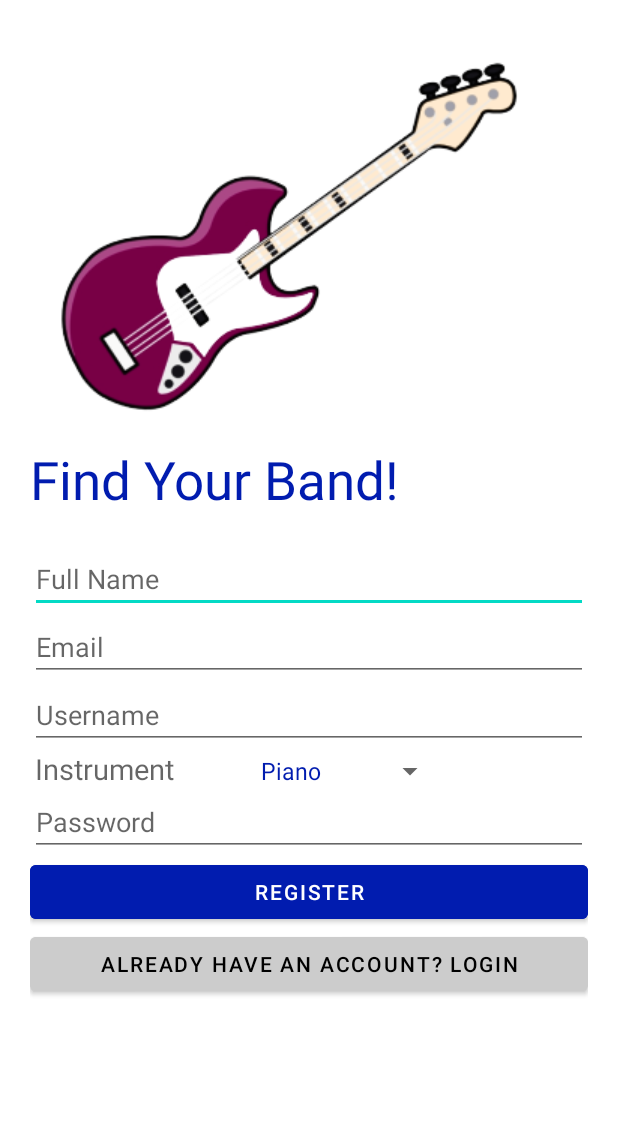
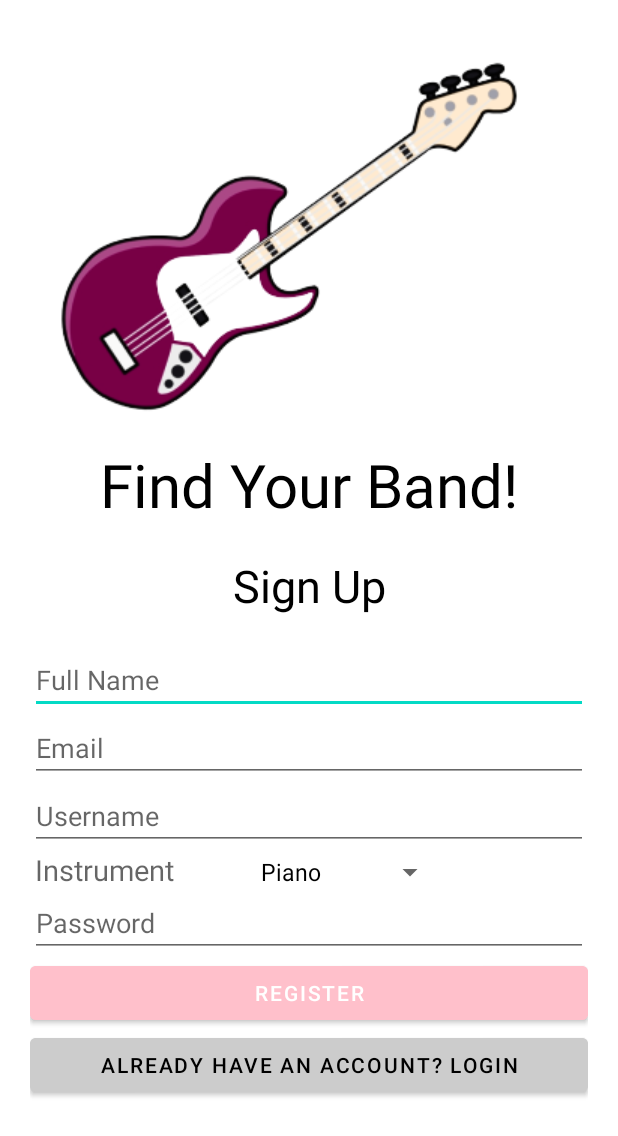
Before and after one commit to hellblazer7/Find-Your-Band-, an Android app: the RegisterActivity screen opened directly, with no data from a screen before it, on a phone screen of 412 x 824 dp. Shown: the top 1136 px of the screen. Run offline under Robolectric (Android 15) with nearby library versions, the phone set to English and light mode, and no system bars; our stand-ins replace Firebase (no records; nobody signed in at launch, a user with empty details on screens opened directly); Roboto replaces fonts that are not available here.

Commit message:
Third Draft

```diff
--- a/app/src/main/res/layout/activity_chat.xml
+++ b/app/src/main/res/layout/activity_chat.xml
@@ -15,7 +15,7 @@ android:layout_height="match_parent"
             android:layout_height="wrap_content"
             android:id="@+id/toolbarforchat"
             android:theme="@style/Base.ThemeOverlay.AppCompat.Dark.ActionBar"
-            android:background="#011CAF">
+            android:background="#FFC0CB">
 
             <ImageView
                 android:layout_width="30dp"
--- a/app/src/main/res/layout/activity_register.xml
+++ b/app/src/main/res/layout/activity_register.xml
@@ -1,5 +1,5 @@
 <?xml version="1.0" encoding="utf-8"?>
-<androidx.constraintlayout.widget.ConstraintLayout xmlns:android="http://schemas.android.com/apk/res/android"
+<ScrollView xmlns:android="http://schemas.android.com/apk/res/android"
     xmlns:app="http://schemas.android.com/apk/res-auto"
     xmlns:tools="http://schemas.android.com/tools"
     android:layout_width="match_parent"
@@ -33,8 +33,17 @@
             android:layout_marginBottom="20dp"
             android:fontFamily="@font/schoolbell"
             android:text="Find Your Band!"
-            android:textColor="#011CAF"
-            android:textSize="35sp" />
+            android:textAlignment="center"
+            android:textColor="@color/black"
+            android:textSize="40sp" />
+        <TextView
+            android:layout_width="match_parent"
+            android:layout_height="wrap_content"
+            android:layout_marginBottom="20dp"
+            android:text="Sign Up"
+            android:textAlignment="center"
+            android:textColor="@color/black"
+            android:textSize="30sp" />
 
         <EditText
             android:id="@+id/fullname"
@@ -84,7 +93,7 @@
             android:id="@+id/register"
             android:layout_width="match_parent"
             android:layout_height="wrap_content"
-            android:backgroundTint="#011CAF"
+            android:backgroundTint="#FFC0CB"
             android:text="Register"
             android:textColor="@color/white" />
 
@@ -94,7 +103,8 @@
             android:layout_height="wrap_content"
             android:backgroundTint="#CCCCCC"
             android:text="Already have an account? Login"
-            android:textColor="@color/black" />
+            android:textColor="@color/black"
+            android:layout_marginBottom="40dp"/>
 
     </LinearLayout>
-</androidx.constraintlayout.widget.ConstraintLayout>
+</ScrollView>
--- a/app/src/main/res/layout/chat_recieved.xml
+++ b/app/src/main/res/layout/chat_recieved.xml
@@ -11,9 +11,9 @@
         android:padding="8dp"
         android:id="@+id/showmessage"
         android:text="Hello"
-        android:textColor="@android:color/white"
+        android:textColor="@android:color/black"
         android:textSize="18sp"
-        android:background="#011CAF"/>
+        android:background="@drawable/rounded_corner_recieved"/>
 
 
     <TextView
--- a/app/src/main/res/layout/chat_sent.xml
+++ b/app/src/main/res/layout/chat_sent.xml
@@ -21,7 +21,7 @@
             android:layout_alignParentEnd="true"
             android:textColor="@android:color/white"
             android:id="@+id/showmessage"
-            android:background="#00BCD4"
+            android:background="@drawable/rounded_corner_sent"
             android:layout_alignParentRight="true" />
 
         <TextView
--- a/app/src/main/res/values-night/themes.xml
+++ b/app/src/main/res/values-night/themes.xml
@@ -12,6 +12,6 @@
         <!-- Status bar color. -->
         <item name="android:statusBarColor" tools:targetApi="l">?attr/colorPrimaryVariant</item>
         <!-- Customize your theme here. -->
-        <item name="android:textColor">#011CAF</item>
+        <item name="android:textColor">@color/black</item>
     </style>
 </resources>
--- a/app/src/main/res/values/styles.xml
+++ b/app/src/main/res/values/styles.xml
@@ -1,13 +1,13 @@
 <?xml version="1.0" encoding="utf-8"?>
 <resources>
     <style name="CategoryTab" parent="Widget.Design.TabLayout">
-        <item name="tabIndicatorColor">#011CAF</item>
+        <item name="tabIndicatorColor">@android:color/white</item>
         <item name="tabSelectedTextColor">@android:color/white</item>
         <item name="tabTextAppearance">@style/CategoryTabTextAppearance</item>
     </style>
 
     <!-- Text appearance style for a category tab -->
     <style name="CategoryTabTextAppearance" parent="TextAppearance.Design.Tab">
-    <item name="android:textColor">#011CAF</item>
+    <item name="android:textColor">@android:color/white</item>
     </style>
 </resources>
--- a/app/src/main/res/values/themes.xml
+++ b/app/src/main/res/values/themes.xml
@@ -4,7 +4,7 @@
         <!-- Primary brand color. -->
         <item name="colorPrimary">@color/white</item>
         <item name="colorPrimaryVariant">@color/black</item>
-        <item name="colorOnPrimary">@color/white</item>
+        <item name="colorOnPrimary">@color/black</item>
         <!-- Secondary brand color. -->
         <item name="colorSecondary">@color/teal_200</item>
         <item name="colorSecondaryVariant">@color/teal_700</item>
@@ -12,6 +12,6 @@
         <!-- Status bar color. -->
         <item name="android:statusBarColor" tools:targetApi="l">?attr/colorPrimaryVariant</item>
         <!-- Customize your theme here. -->
-        <item name="android:textColor">#011CAF</item>
+        <item name="android:textColor">@color/black</item>
     </style>
 </resources>
```
Also changed, not shown: app/src/main/java/com/example/findyourband/ChatActivity.java (+15 -4 lines), app/src/main/java/com/example/findyourband/MainActivity.java (+27 -9 lines), app/src/main/res/drawable/rounded_corner_recieved.xml (added, +16 -0 lines), app/src/main/res/drawable/rounded_corner_sent.xml (added, +16 -0 lines), app/src/main/res/layout/activity_login.xml (+14 -4 lines), app/src/main/res/layout/activity_main.xml (+2 -10 lines), app/src/main/res/menu/options_menu.xml (added, +16 -0 lines).
